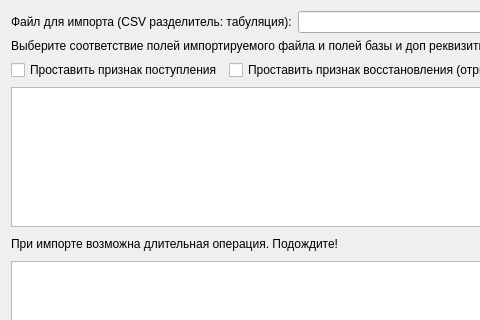
The window that formimport.ui (GorINIch73/Audit) describes before a commit, drawn with Qt 5; both pictures show x 0 to 480 and y 0 to 320 of the 1067 by 412 pixel window.
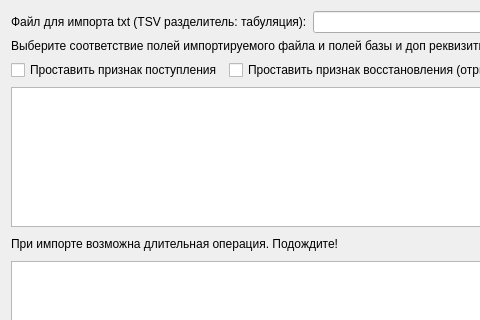
The same window after the commit. Icons and pictures are not drawn.

Diff of the .ui file:
```diff
--- a/formimport.ui
+++ b/formimport.ui
@@ -19,7 +19,7 @@
      <item>
       <widget class="QLabel" name="label">
        <property name="text">
-        <string>Файл для импорта (CSV разделитель: табуляция):</string>
+        <string>Файл для импорта txt (TSV разделитель: табуляция):</string>
        </property>
       </widget>
      </item>
```
